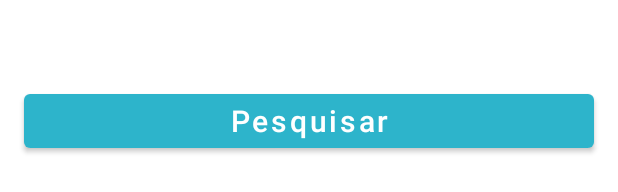
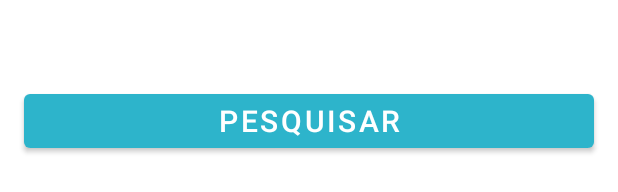
Before and after one commit to priscillasouza/advanced-fipe, an Android app: the layout fragment_consult_common_screen.xml on its own in the app's theme, with its tools: preview values and no code run, on a phone screen of 412 x 824 dp. Shown: the part 1038-1230 px from the top of the screen. Run offline under Robolectric (Android 15) with nearby library versions, the phone set to English and light mode, and no system bars.

Commit message:
ajuste code review

```diff
--- a/app/src/main/res/layout/fragment_consult_common_screen.xml
+++ b/app/src/main/res/layout/fragment_consult_common_screen.xml
@@ -96,7 +96,6 @@
             android:layout_marginHorizontal="16dp"
             android:layout_marginTop="64dp"
             android:text="@string/text_button_search_common"
-            android:textAllCaps="false"
             android:textSize="20sp"
             app:layout_constraintBottom_toBottomOf="parent"
             app:layout_constraintEnd_toEndOf="parent"
```
